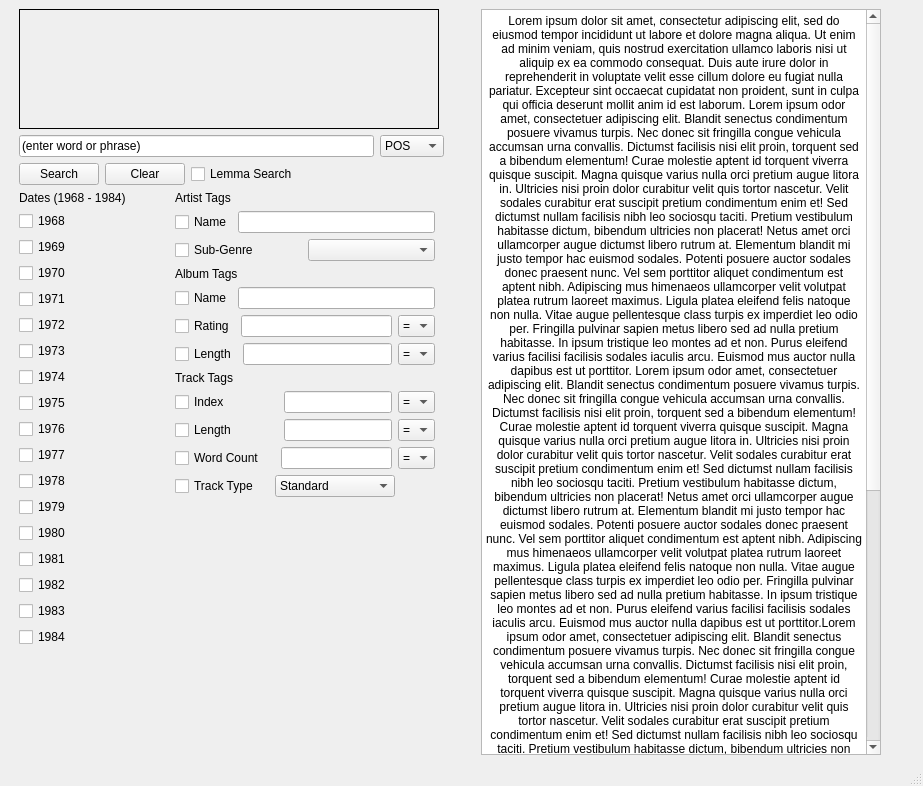
TyGordon/Curated-Open-Repository-of-Progressive-Song-Entries, file corpus_gui.ui: the form before one commit.
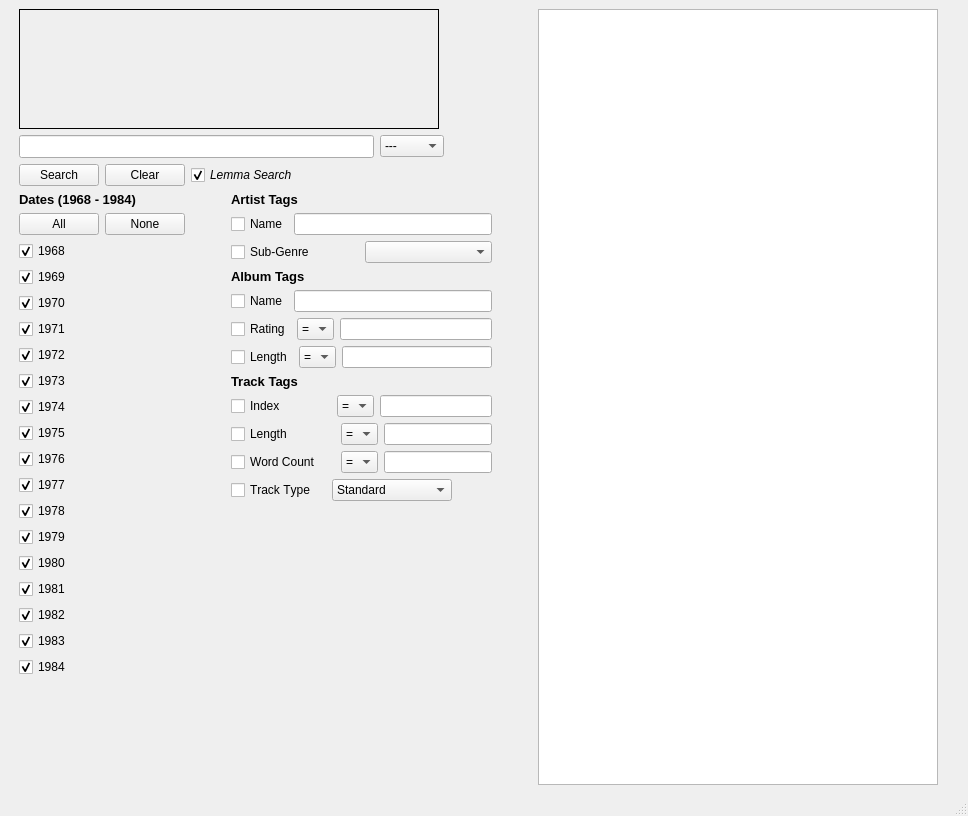
The form after the commit. Icons and pictures are not drawn.

Diff of the .ui file:
```diff
--- a/corpus_gui.ui
+++ b/corpus_gui.ui
@@ -6,8 +6,8 @@
    <rect>
     <x>0</x>
     <y>0</y>
-    <width>923</width>
-    <height>786</height>
+    <width>968</width>
+    <height>816</height>
    </rect>
   </property>
   <property name="windowTitle">
@@ -124,8 +124,15 @@
             <height>0</height>
            </size>
           </property>
+          <property name="font">
+           <font>
+            <pointsize>10</pointsize>
+            <italic>true</italic>
+            <kerning>false</kerning>
+           </font>
+          </property>
           <property name="text">
-           <string>(enter word or phrase)</string>
+           <string/>
           </property>
          </widget>
         </item>
@@ -137,6 +144,11 @@
             <verstretch>0</verstretch>
            </sizepolicy>
           </property>
+          <item>
+           <property name="text">
+            <string>---</string>
+           </property>
+          </item>
           <item>
            <property name="text">
             <string>POS</string>
@@ -360,9 +372,18 @@
         </item>
         <item>
          <widget class="QCheckBox" name="lemmaCheckBox">
+          <property name="font">
+           <font>
+            <italic>true</italic>
+            <kerning>false</kerning>
+           </font>
+          </property>
           <property name="text">
            <string>Lemma Search</string>
           </property>
+          <property name="checked">
+           <bool>true</bool>
+          </property>
          </widget>
         </item>
         <item>
@@ -392,11 +413,53 @@
               <height>0</height>
              </size>
             </property>
+            <property name="font">
+             <font>
+              <pointsize>10</pointsize>
+              <bold>true</bold>
+             </font>
+            </property>
             <property name="text">
              <string>Dates (1968 - 1984)</string>
             </property>
            </widget>
           </item>
+          <item>
+           <layout class="QHBoxLayout" name="horizontalLayout_11">
+            <item>
+             <widget class="QPushButton" name="dateAll">
+              <property name="font">
+               <font>
+                <pointsize>9</pointsize>
+               </font>
+              </property>
+              <property name="text">
+               <string>All</string>
+              </property>
+             </widget>
+            </item>
+            <item>
+             <widget class="QPushButton" name="dateNone">
+              <property name="text">
+               <string>None</string>
+              </property>
+             </widget>
+            </item>
+            <item>
+             <spacer name="horizontalSpacer_4">
+              <property name="orientation">
+               <enum>Qt::Horizontal</enum>
+              </property>
+              <property name="sizeHint" stdset="0">
+               <size>
+                <width>40</width>
+                <height>20</height>
+               </size>
+              </property>
+             </spacer>
+            </item>
+           </layout>
+          </item>
           <item>
            <widget class="QCheckBox" name="date1968">
             <property name="sizePolicy">
@@ -414,6 +477,9 @@
             <property name="text">
              <string>1968</string>
             </property>
+            <property name="checked">
+             <bool>true</bool>
+            </property>
            </widget>
           </item>
           <item>
@@ -433,6 +499,9 @@
             <property name="text">
              <string>1969</string>
             </property>
+            <property name="checked">
+             <bool>true</bool>
+            </property>
            </widget>
           </item>
           <item>
@@ -452,6 +521,9 @@
             <property name="text">
              <string>1970</string>
             </property>
+            <property name="checked">
+             <bool>true</bool>
+            </property>
            </widget>
           </item>
           <item>
@@ -471,6 +543,9 @@
             <property name="text">
              <string>1971</string>
             </property>
+            <property name="checked">
+             <bool>true</bool>
+            </property>
            </widget>
           </item>
           <item>
@@ -490,6 +565,9 @@
             <property name="text">
              <string>1972</string>
             </property>
+            <property name="checked">
+             <bool>true</bool>
+            </property>
            </widget>
           </item>
           <item>
@@ -509,6 +587,9 @@
             <property name="text">
              <string>1973</string>
             </property>
+            <property name="checked">
+             <bool>true</bool>
+            </property>
            </widget>
           </item>
           <item>
@@ -528,6 +609,9 @@
             <property name="text">
              <string>1974</string>
             </property>
+            <property name="checked">
+             <bool>true</bool>
+            </property>
            </widget>
           </item>
           <item>
@@ -547,6 +631,9 @@
             <property name="text">
              <string>1975</string>
             </property>
+            <property name="checked">
+             <bool>true</bool>
+            </property>
            </widget>
           </item>
           <item>
@@ -566,6 +653,9 @@
             <property name="text">
              <string>1976</string>
             </property>
+            <property name="checked">
+             <bool>true</bool>
+            </property>
            </widget>
           </item>
           <item>
@@ -585,6 +675,9 @@
             <property name="text">
              <string>1977</string>
             </property>
+            <property name="checked">
+             <bool>true</bool>
+            </property>
            </widget>
           </item>
           <item>
@@ -604,6 +697,9 @@
             <property name="text">
              <string>1978</string>
             </property>
+            <property name="checked">
+             <bool>true</bool>
+            </property>
            </widget>
           </item>
           <item>
@@ -623,6 +719,9 @@
             <property name="text">
              <string>1979</string>
             </property>
+            <property name="checked">
+             <bool>true</bool>
+            </property>
            </widget>
           </item>
           <item>
@@ -642,6 +741,9 @@
             <property name="text">
              <string>1980</string>
             </property>
+            <property name="checked">
+             <bool>true</bool>
+            </property>
            </widget>
           </item>
           <item>
@@ -661,6 +763,9 @@
             <property name="text">
              <string>1981</string>
             </property>
+            <property name="checked">
+             <bool>true</bool>
+            </property>
            </widget>
           </item>
           <item>
@@ -680,6 +785,9 @@
             <property name="text">
              <string>1982</string>
             </property>
+            <property name="checked">
+             <bool>true</bool>
+            </property>
            </widget>
           </item>
           <item>
@@ -699,6 +807,9 @@
             <property name="text">
              <string>1983</string>
             </property>
+            <property name="checked">
+             <bool>true</bool>
+            </property>
            </widget>
           </item>
           <item>
@@ -718,6 +829,9 @@
             <property name="text">
              <string>1984</string>
             </property>
+            <property name="checked">
+             <bool>true</bool>
+            </property>
            </widget>
           </item>
           <item>
@@ -745,6 +859,12 @@
               <height>0</height>
              </size>
             </property>
+            <property name="font">
+             <font>
+              <pointsize>10</pointsize>
+              <bold>true</bold>
+             </font>
+            </property>
             <property name="text">
              <string>Artist Tags</string>
             </property>
@@ -753,10 +873,18 @@
           <item>
            <layout class="QHBoxLayout" name="horizontalLayout_7">
             <item>
-             <widget class="QCheckBox" name="checkBox_4">
+             <widget class="QCheckBox" name="searchArtistName">
+              <property name="font">
+               <font>
+                <kerning>false</kerning>
+               </font>
+              </property>
               <property name="text">
                <string>Name</string>
               </property>
+              <property name="checked">
+               <bool>false</bool>
+              </property>
              </widget>
             </item>
             <item>
@@ -767,7 +895,12 @@
           <item>
            <layout class="QHBoxLayout" name="horizontalLayout_8">
             <item>
-             <widget class="QCheckBox" name="checkBox_7">
+             <widget class="QCheckBox" name="searchArtistGenre">
+              <property name="font">
+               <font>
+                <kerning>false</kerning>
+               </font>
+              </property>
               <property name="text">
                <string>Sub-Genre</string>
               </property>
@@ -779,7 +912,15 @@
            </layout>
           </item>
           <item>
-           <widget class="QLabel" name="label">
+           <widget class="QLabel" name="tagsTitle2">
+            <property name="font">
+             <font>
+              <pointsize>10</pointsize>
+              <italic>false</italic>
+              <bold>true</bold>
+              <kerning>true</kerning>
+             </font>
+            </property>
             <property name="text">
              <string>Album Tags</string>
             </property>
@@ -788,7 +929,12 @@
           <item>
            <layout class="QHBoxLayout" name="horizontalLayout_5">
             <item>
-             <widget class="QCheckBox" name="checkBox_6">
+             <widget class="QCheckBox" name="searchAlbumName">
+              <property name="font">
+               <font>
+                <kerning>false</kerning>
+               </font>
+              </property>
               <property name="text">
                <string>Name</string>
               </property>
@@ -802,17 +948,19 @@
           <item>
            <layout class="QHBoxLayout" name="horizontalLayout_9">
             <item>
-             <widget class="QCheckBox" name="checkBox_8">
+             <widget class="QCheckBox" name="searchAlbumRating">
+              <property name="font">
+               <font>
+                <kerning>false</kerning>
+               </font>
+              </property>
               <property name="text">
                <string>Rating</string>
               </property>
              </widget>
             </item>
             <item>
-             <widget class="QLineEdit" name="lineEdit_7"/>
-            </item>
-            <item>
-             <widget class="QComboBox" name="orderBox_4">
+             <widget class="QComboBox" name="searchAlbumRatingOp">
               <property name="sizePolicy">
                <sizepolicy hsizetype="Fixed" vsizetype="Fixed">
                 <horstretch>0</horstretch>
@@ -848,22 +996,27 @@
               </item>
              </widget>
             </item>
+            <item>
+             <widget class="QLineEdit" name="valueAlbumRating"/>
+            </item>
            </layout>
           </item>
           <item>
            <layout class="QHBoxLayout" name="horizontalLayout_10">
             <item>
-             <widget class="QCheckBox" name="checkBox_9">
+             <widget class="QCheckBox" name="searchAlbumLength">
+              <property name="font">
+               <font>
+                <kerning>false</kerning>
+               </font>
+              </property>
               <property name="text">
                <string>Length</string>
               </property>
              </widget>
             </item>
             <item>
-             <widget class="QLineEdit" name="lineEdit_8"/>
-            </item>
-            <item>
-             <widget class="QComboBox" name="orderBox_5">
+             <widget class="QComboBox" name="searchAlbumLengthOp">
               <property name="sizePolicy">
                <sizepolicy hsizetype="Fixed" vsizetype="Fixed">
                 <horstretch>0</horstretch>
@@ -899,10 +1052,19 @@
               </item>
              </widget>
             </item>
+            <item>
+             <widget class="QLineEdit" name="valueAlbumLength"/>
+            </item>
            </layout>
           </item>
           <item>
-           <widget class="QLabel" name="label_2">
+           <widget class="QLabel" name="tagsTitle3">
+            <property name="font">
+             <font>
+              <pointsize>10</pointsize>
+              <bold>true</bold>
+             </font>
+            </property>
             <property name="text">
              <string>Track Tags</string>
             </property>
@@ -911,7 +1073,12 @@
           <item>
            <layout class="QHBoxLayout" name="horizontalLayout_4">
             <item>
-             <widget class="QCheckBox" name="checkBox_3">
+             <widget class="QCheckBox" name="searchTrackIndex">
+              <property name="font">
+               <font>
+                <kerning>false</kerning>
+               </font>
+              </property>
               <property name="text">
                <string>Index</string>
               </property>
@@ -922,19 +1089,19 @@
               <property name="orientation">
                <enum>Qt::Horizontal</enum>
               </property>
+              <property name="sizeType">
+               <enum>QSizePolicy::Fixed</enum>
+              </property>
               <property name="sizeHint" stdset="0">
                <size>
-                <width>40</width>
+                <width>45</width>
                 <height>20</height>
                </size>
               </property>
              </spacer>
             </item>
             <item>
-             <widget class="QLineEdit" name="lineEdit_4"/>
-            </item>
-            <item>
-             <widget class="QComboBox" name="orderBox_2">
+             <widget class="QComboBox" name="searchTrackIndexOp">
               <property name="sizePolicy">
                <sizepolicy hsizetype="Fixed" vsizetype="Fixed">
                 <horstretch>0</horstretch>
@@ -970,6 +1137,9 @@
               </item>
              </widget>
             </item>
+            <item>
+             <widget class="QLineEdit" name="valueTrackIndex"/>
+            </item>
            </layout>
           </item>
           <item>
@@ -982,6 +1152,11 @@
                 <height>20</height>
                </size>
               </property>
+              <property name="font">
+               <font>
+                <kerning>false</kerning>
+               </font>
+              </property>
               <property name="text">
                <string>Length</string>
               </property>
@@ -997,30 +1172,14 @@
               </property>
               <property name="sizeHint" stdset="0">
                <size>
-                <width>10</width>
+                <width>36</width>
                 <height>10</height>
                </size>
               </property>
              </spacer>
             </item>
             <item>
-             <widget class="QLineEdit" name="lineEdit_2">
-              <property name="sizePolicy">
-               <sizepolicy hsizetype="Fixed" vsizetype="Fixed">
-                <horstretch>0</horstretch>
-                <verstretch>0</verstretch>
-               </sizepolicy>
-              </property>
-              <property name="baseSize">
-               <size>
-                <width>40</width>
-                <height>0</height>
-               </size>
-              </property>
-             </widget>
-            </item>
-            <item>
-             <widget class="QComboBox" name="orderBox">
+             <widget class="QComboBox" name="searchTrackLengthOp">
               <property name="sizePolicy">
                <sizepolicy hsizetype="Fixed" vsizetype="Fixed">
                 <horstretch>0</horstretch>
@@ -1056,6 +1215,22 @@
               </item>
              </widget>
             </item>
+            <item>
+             <widget class="QLineEdit" name="valueTrackLength">
+              <property name="sizePolicy">
+               <sizepolicy hsizetype="Fixed" vsizetype="Fixed">
+                <horstretch>0</horstretch>
+                <verstretch>0</verstretch>
+               </sizepolicy>
+              </property>
+              <property name="baseSize">
+               <size>
+                <width>40</width>
+                <height>0</height>
+               </size>
+              </property>
+             </widget>
+            </item>
            </layout>
           </item>
           <item>
@@ -1068,6 +1243,11 @@
                 <height>20</height>
                </size>
               </property>
+              <property name="font">
+               <font>
+                <kerning>false</kerning>
+               </font>
+              </property>
               <property name="text">
                <string>Word Count</string>
               </property>
@@ -1083,17 +1263,14 @@
               </property>
               <property name="sizeHint" stdset="0">
                <size>
-                <width>10</width>
+                <width>1</width>
                 <height>10</height>
                </size>
               </property>
              </spacer>
             </item>
             <item>
-             <widget class="QLineEdit" name="lineEdit_3"/>
-            </item>
-            <item>
-             <widget class="QComboBox" name="orderBox_3">
+             <widget class="QComboBox" name="searchTrackWordcountOp">
               <property name="sizePolicy">
                <sizepolicy hsizetype="Fixed" vsizetype="Fixed">
                 <horstretch>0</horstretch>
@@ -1129,6 +1306,16 @@
               </item>
              </widget>
             </item>
+            <item>
+             <widget class="QLineEdit" name="valueTrackWordcount">
+              <property name="sizePolicy">
+               <sizepolicy hsizetype="Fixed" vsizetype="Fixed">
+                <horstretch>0</horstretch>
+                <verstretch>0</verstretch>
+               </sizepolicy>
+              </property>
+             </widget>
+            </item>
            </layout>
           </item>
           <item>
@@ -1141,6 +1328,11 @@
                 <height>20</height>
                </size>
               </property>
+              <property name="font">
+               <font>
+                <kerning>false</kerning>
+               </font>
+              </property>
               <property name="text">
                <string>Track Type</string>
               </property>
@@ -1285,7 +1477,7 @@
 li.unchecked::marker { content: &quot;\2610&quot;; }
 li.checked::marker { content: &quot;\2612&quot;; }
 &lt;/style&gt;&lt;/head&gt;&lt;body style=&quot; font-family:'Segoe UI'; font-size:9pt; font-weight:400; font-style:normal;&quot;&gt;
-&lt;p align=&quot;center&quot; style=&quot; margin-top:0px; margin-bottom:0px; margin-left:0px; margin-right:0px; -qt-block-indent:0; text-indent:0px;&quot;&gt;Lorem ipsum dolor sit amet, consectetur adipiscing elit, sed do eiusmod tempor incididunt ut labore et dolore magna aliqua. Ut enim ad minim veniam, quis nostrud exercitation ullamco laboris nisi ut aliquip ex ea commodo consequat. Duis aute irure dolor in reprehenderit in voluptate velit esse cillum dolore eu fugiat nulla pariatur. Excepteur sint occaecat cupidatat non proident, sunt in culpa qui officia deserunt mollit anim id est laborum. Lorem ipsum odor amet, consectetuer adipiscing elit. Blandit senectus condimentum posuere vivamus turpis. Nec donec sit fringilla congue vehicula accumsan urna convallis. Dictumst facilisis nisi elit proin, torquent sed a bibendum elementum! Curae molestie aptent id torquent viverra quisque suscipit. Magna quisque varius nulla orci pretium augue litora in. Ultricies nisi proin dolor curabitur velit quis tortor nascetur. Velit sodales curabitur erat suscipit pretium condimentum enim et! Sed dictumst nullam facilisis nibh leo sociosqu taciti. Pretium vestibulum habitasse dictum, bibendum ultricies non placerat! Netus amet orci ullamcorper augue dictumst libero rutrum at. Elementum blandit mi justo tempor hac euismod sodales. Potenti posuere auctor sodales donec praesent nunc. Vel sem porttitor aliquet condimentum est aptent nibh. Adipiscing mus himenaeos ullamcorper velit volutpat platea rutrum laoreet maximus. Ligula platea eleifend felis natoque non nulla. Vitae augue pellentesque class turpis ex imperdiet leo odio per. Fringilla pulvinar sapien metus libero sed ad nulla pretium habitasse. In ipsum tristique leo montes ad et non. Purus eleifend varius facilisi facilisis sodales iaculis arcu. Euismod mus auctor nulla dapibus est ut porttitor. Lorem ipsum odor amet, consectetuer adipiscing elit. Blandit senectus condimentum posuere vivamus turpis. Nec donec sit fringilla congue vehicula accumsan urna convallis. Dictumst facilisis nisi elit proin, torquent sed a bibendum elementum! Curae molestie aptent id torquent viverra quisque suscipit. Magna quisque varius nulla orci pretium augue litora in. Ultricies nisi proin dolor curabitur velit quis tortor nascetur. Velit sodales curabitur erat suscipit pretium condimentum enim et! Sed dictumst nullam facilisis nibh leo sociosqu taciti. Pretium vestibulum habitasse dictum, bibendum ultricies non placerat! Netus amet orci ullamcorper augue dictumst libero rutrum at. Elementum blandit mi justo tempor hac euismod sodales. Potenti posuere auctor sodales donec praesent nunc. Vel sem porttitor aliquet condimentum est aptent nibh. Adipiscing mus himenaeos ullamcorper velit volutpat platea rutrum laoreet maximus. Ligula platea eleifend felis natoque non nulla. Vitae augue pellentesque class turpis ex imperdiet leo odio per. Fringilla pulvinar sapien metus libero sed ad nulla pretium habitasse. In ipsum tristique leo montes ad et non. Purus eleifend varius facilisi facilisis sodales iaculis arcu. Euismod mus auctor nulla dapibus est ut porttitor.Lorem ipsum odor amet, consectetuer adipiscing elit. Blandit senectus condimentum posuere vivamus turpis. Nec donec sit fringilla congue vehicula accumsan urna convallis. Dictumst facilisis nisi elit proin, torquent sed a bibendum elementum! Curae molestie aptent id torquent viverra quisque suscipit. Magna quisque varius nulla orci pretium augue litora in. Ultricies nisi proin dolor curabitur velit quis tortor nascetur. Velit sodales curabitur erat suscipit pretium condimentum enim et! Sed dictumst nullam facilisis nibh leo sociosqu taciti. Pretium vestibulum habitasse dictum, bibendum ultricies non placerat! Netus amet orci ullamcorper augue dictumst libero rutrum at. Elementum blandit mi justo tempor hac euismod sodales. Potenti posuere auctor sodales donec praesent nunc. Vel sem porttitor aliquet condimentum est aptent nibh. Adipiscing mus himenaeos ullamcorper velit volutpat platea rutrum laoreet maximus. Ligula platea eleifend felis natoque non nulla. Vitae augue pellentesque class turpis ex imperdiet leo odio per. Fringilla pulvinar sapien metus libero sed ad nulla pretium habitasse. In ipsum tristique leo montes ad et non. Purus eleifend varius facilisi facilisis sodales iaculis arcu. Euismod mus auctor nulla dapibus est ut porttitor. Lorem ipsum odor amet, consectetuer adipiscing elit. Blandit senectus condimentum posuere vivamus turpis. Nec donec sit fringilla congue vehicula accumsan urna convallis. Dictumst facilisis nisi elit proin, torquent sed a bibendum elementum! Curae molestie aptent id torquent viverra quisque suscipit. Magna quisque varius nulla orci pretium augue litora in. Ultricies nisi proin dolor curabitur velit quis tortor nascetur. Velit sodales curabitur erat suscipit pretium condimentum enim et! Sed dictumst nullam facilisis nibh leo sociosqu taciti. Pretium vestibulum habitasse dictum, bibendum ultricies non placerat! Netus amet orci ullamcorper augue dictumst libero rutrum at. Elementum blandit mi justo tempor hac euismod sodales. Potenti posuere auctor sodales donec praesent nunc. Vel sem porttitor aliquet condimentum est aptent nibh. Adipiscing mus himenaeos ullamcorper velit volutpat platea rutrum laoreet maximus. Ligula platea eleifend felis natoque non nulla. Vitae augue pellentesque class turpis ex imperdiet leo odio per. Fringilla pulvinar sapien metus libero sed ad nulla pretium habitasse. In ipsum tristique leo montes ad et non. Purus eleifend varius facilisi facilisis sodales iaculis arcu. Euismod mus auctor nulla dapibus est ut porttitor.&lt;/p&gt;&lt;/body&gt;&lt;/html&gt;</string>
+&lt;p style=&quot;-qt-paragraph-type:empty; margin-top:0px; margin-bottom:0px; margin-left:0px; margin-right:0px; -qt-block-indent:0; text-indent:0px;&quot;&gt;&lt;br /&gt;&lt;/p&gt;&lt;/body&gt;&lt;/html&gt;</string>
       </property>
      </widget>
     </item>
```
Left out of the diff: 14 changed lines with no effect on the pictures.
